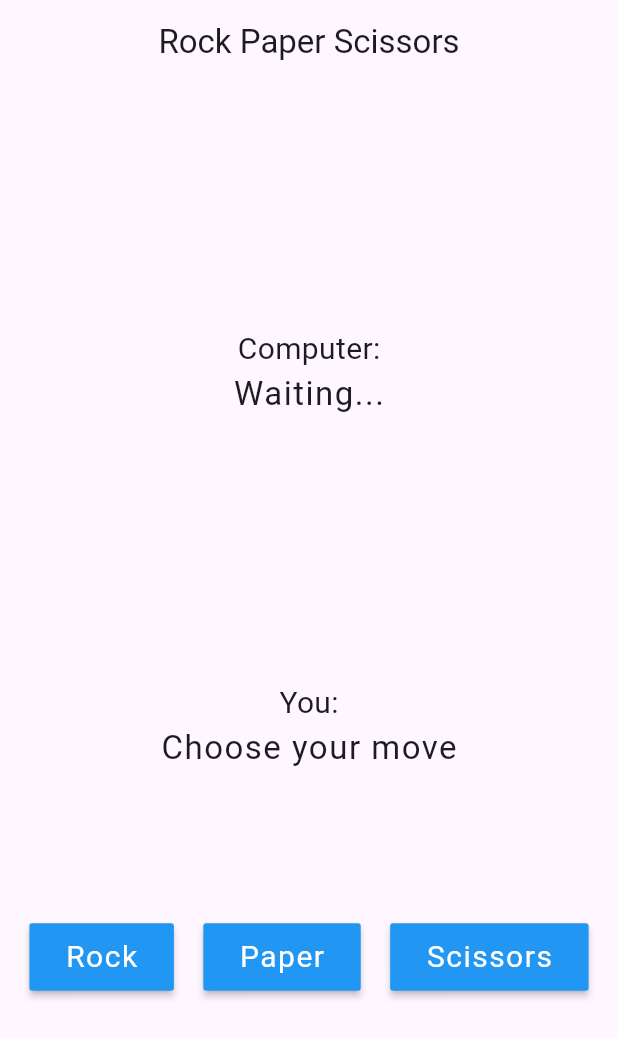
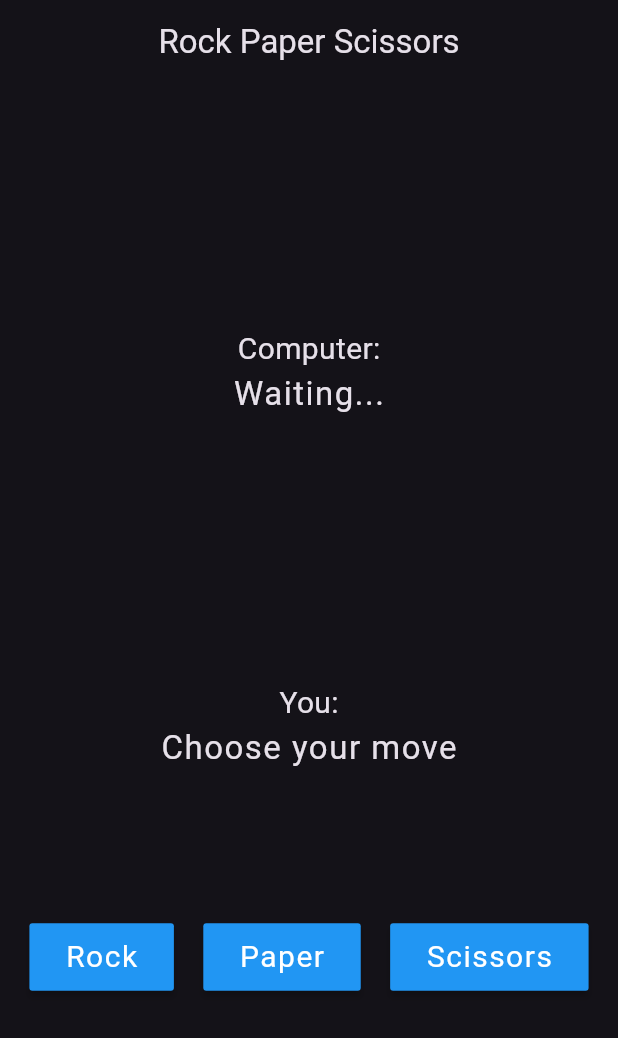
Before and after one commit to Jhay4Julian/rock_paper_scissors, a Flutter app: the screen it shows after launch, on a phone screen of 412 x 824 dp. Shown: the top 1038 px of the screen. Run offline on Flutter 3.47's test engine with Material 2 defaults, Android fonts, the phone set to English and light mode, and no system bars.

Commit message:
changed theme

```diff
--- a/lib/main.dart
+++ b/lib/main.dart
@@ -14,8 +14,8 @@ class MyApp extends StatelessWidget {
     return MaterialApp(
       title: 'Rock Paper Scissors',
       debugShowCheckedModeBanner: false,
-      theme: ThemeData(
-        colorScheme: ColorScheme.fromSeed(seedColor: Colors.deepPurple),
+      theme: ThemeData.dark(
+        // colorScheme: ColorScheme.fromSeed(seedColor: Colors.deepPurple),
         useMaterial3: true,
       ),
       home: const GamePage(),
```
